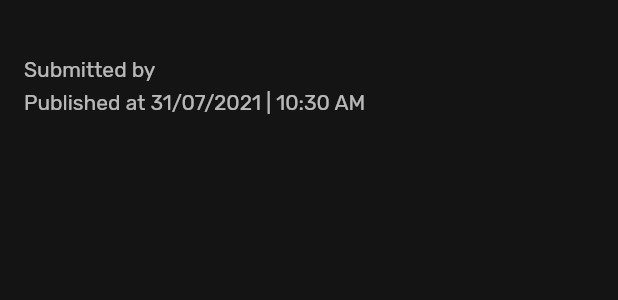
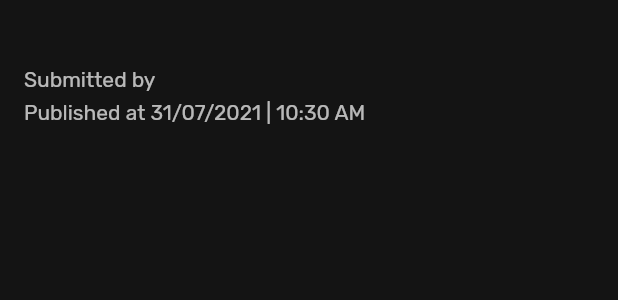
Before and after one commit to Yash-Garg/news-api-app, a Flutter app: the PublisherDetails widget shown alone on an empty page, opened directly with empty values, on a phone screen of 412 x 824 dp. Shown: the top 300 px of the screen. Run offline on Flutter 3.47's test engine with Material 2 defaults, Android fonts, the phone set to English and light mode, and no system bars; our stand-ins replace cached_network_image, dio, flutter_hooks, flutter_riverpod, freezed_annotation, google_fonts and 2 more; network calls fail.

Commit message:
fix: some padding and margins
Signed-off-by: Yash-Garg <yash.garg@outlook.in>

```diff
--- a/lib/src/ui/details_page/widgets/heading.dart
+++ b/lib/src/ui/details_page/widgets/heading.dart
@@ -12,7 +12,7 @@ class Heading extends StatelessWidget {
     return Text(
       text,
       style: TextStyle(
-        fontSize: 20,
+        fontSize: 19,
         fontWeight: FontWeight.bold,
         color: Colors.white70,
         letterSpacing: 1,
--- a/lib/src/ui/details_page/widgets/publisher_details.dart
+++ b/lib/src/ui/details_page/widgets/publisher_details.dart
@@ -16,9 +16,12 @@ class PublisherDetails extends StatelessWidget {
     return Padding(
       padding: const EdgeInsets.only(top: 10),
       child: ListTile(
-        title: Text(article.title),
+        title: Text(
+          article.title,
+          style: TextStyle(fontSize: 18),
+        ),
         subtitle: Padding(
-          padding: const EdgeInsets.symmetric(vertical: 5),
+          padding: const EdgeInsets.symmetric(vertical: 10),
           child: Column(
             crossAxisAlignment: CrossAxisAlignment.start,
             children: [
```
